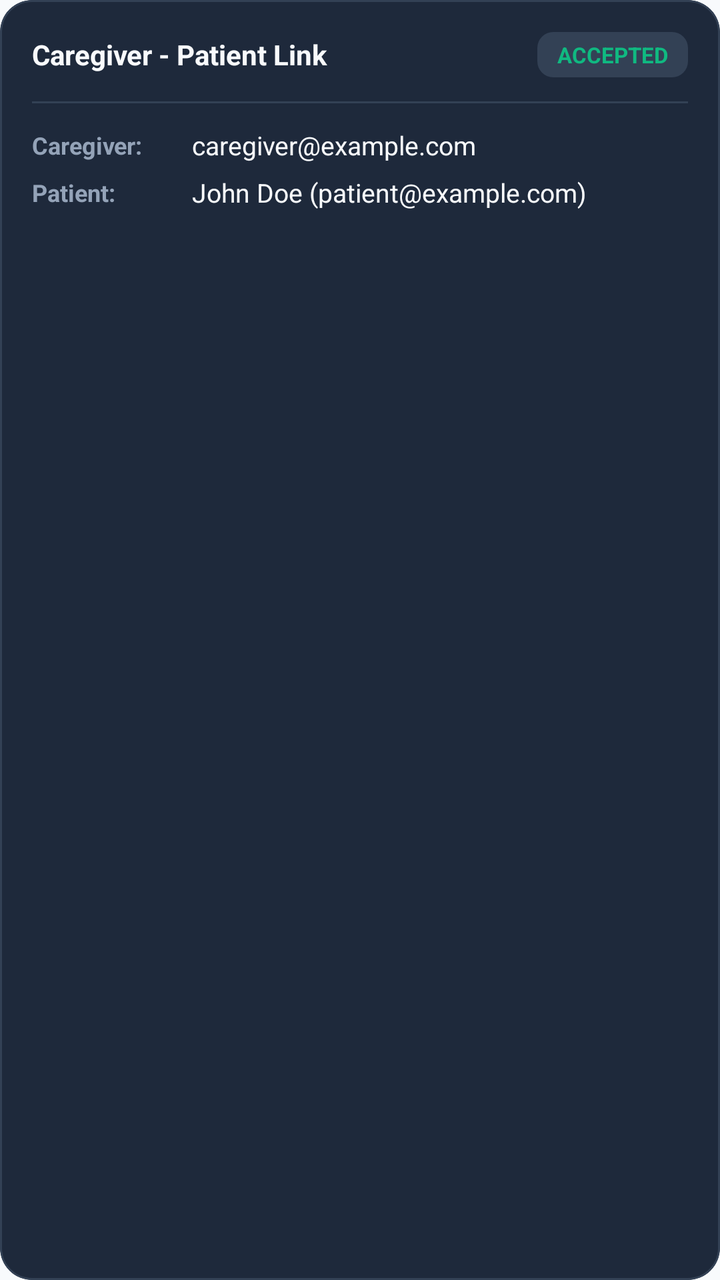
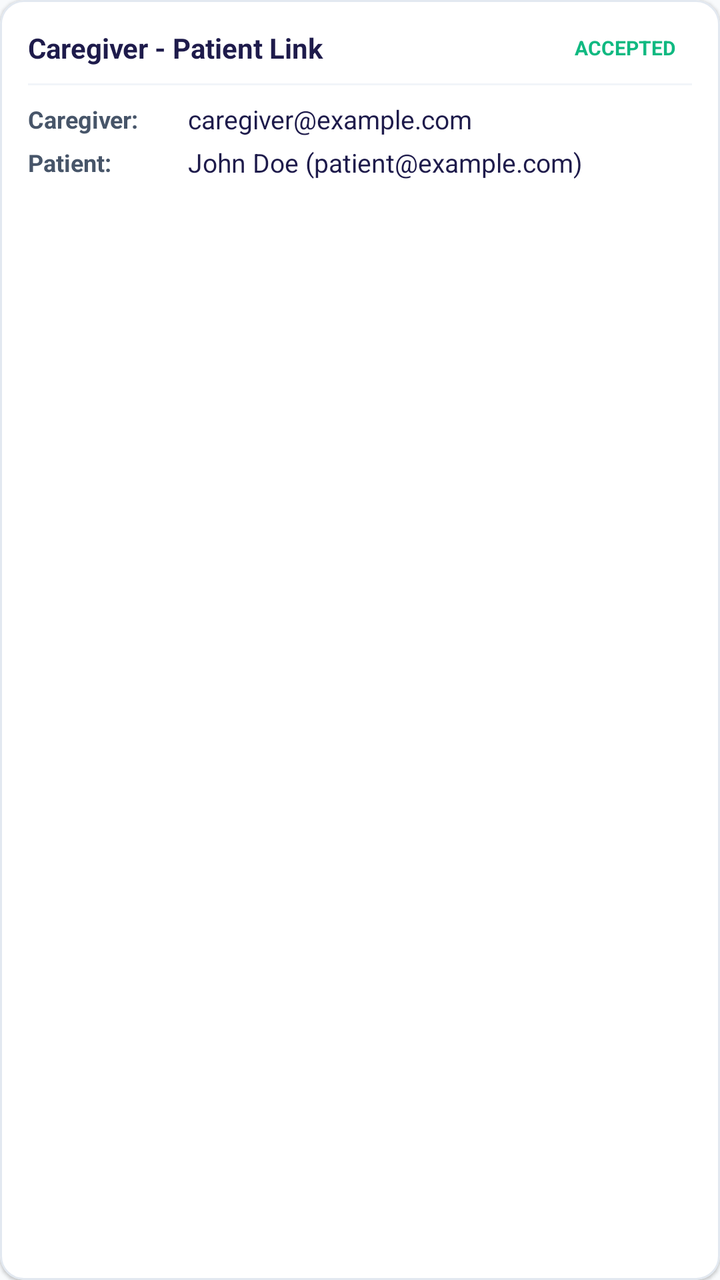

An Android layout rendered at two revisions. The XML below is the earlier revision; the diff shows what the commit changed to produce the second picture.
<!-- AndroidManifest.xml: application theme Theme.SpeechAssistant -->
<!-- res/layout/item_connection_mapping.xml -->
<?xml version="1.0" encoding="utf-8"?>
<com.google.android.material.card.MaterialCardView xmlns:android="http://schemas.android.com/apk/res/android"
    xmlns:app="http://schemas.android.com/apk/res-auto"
    android:layout_width="match_parent"
    android:layout_height="wrap_content"
    android:layout_marginStart="16dp"
    android:layout_marginEnd="16dp"
    android:layout_marginBottom="12dp"
    app:cardCornerRadius="16dp"
    app:cardElevation="0dp"
    app:cardBackgroundColor="@color/caregiver_card"
    app:strokeWidth="1dp"
    app:strokeColor="@color/caregiver_border">

    <LinearLayout
        android:layout_width="match_parent"
        android:layout_height="wrap_content"
        android:orientation="vertical"
        android:padding="16dp">

        <RelativeLayout
            android:layout_width="match_parent"
            android:layout_height="wrap_content">

            
            <TextView
                android:id="@+id/txtConnectionTitle"
                android:layout_width="wrap_content"
                android:layout_height="wrap_content"
                android:text="Caregiver - Patient Link"
                android:textColor="@color/caregiver_text_primary"
                android:textSize="14sp"
                android:textStyle="bold"
                android:layout_alignParentStart="true"
                android:layout_centerVertical="true" />

            
            <TextView
                android:id="@+id/txtConnectionStatus"
                android:layout_width="wrap_content"
                android:layout_height="wrap_content"
                android:layout_alignParentEnd="true"
                android:background="@drawable/bg_caregiver_badge"
                android:paddingHorizontal="10dp"
                android:paddingVertical="4dp"
                android:text="ACCEPTED"
                android:textColor="@color/caregiver_status_active"
                android:textSize="11sp"
                android:textStyle="bold" />
        </RelativeLayout>

        <View
            android:layout_width="match_parent"
            android:layout_height="1dp"
            android:background="@color/caregiver_border"
            android:layout_marginTop="12dp"
            android:layout_marginBottom="12dp" />

        
        <LinearLayout
            android:layout_width="match_parent"
            android:layout_height="wrap_content"
            android:orientation="horizontal"
            android:gravity="center_vertical">

            <TextView
                android:layout_width="80dp"
                android:layout_height="wrap_content"
                android:text="Caregiver:"
                android:textColor="@color/caregiver_text_secondary"
                android:textSize="12sp"
                android:textStyle="bold" />

            <TextView
                android:id="@+id/txtConnectionCaregiver"
                android:layout_width="match_parent"
                android:layout_height="wrap_content"
                android:text="caregiver@example.com"
                android:textColor="@color/caregiver_text_primary"
                android:textSize="13sp" />
        </LinearLayout>

        
        <LinearLayout
            android:layout_width="match_parent"
            android:layout_height="wrap_content"
            android:orientation="horizontal"
            android:gravity="center_vertical"
            android:layout_marginTop="6dp">

            <TextView
                android:layout_width="80dp"
                android:layout_height="wrap_content"
                android:text="Patient:"
                android:textColor="@color/caregiver_text_secondary"
                android:textSize="12sp"
                android:textStyle="bold" />

            <TextView
                android:id="@+id/txtConnectionPatient"
                android:layout_width="match_parent"
                android:layout_height="wrap_content"
                android:text="John Doe (patient@example.com)"
                android:textColor="@color/caregiver_text_primary"
                android:textSize="13sp" />
        </LinearLayout>

    </LinearLayout>
</com.google.android.material.card.MaterialCardView>
<!-- resources referenced by this layout -->
<resources>
  <color name="caregiver_border">#334155</color>
  <color name="caregiver_card">#1E293B</color>
  <color name="caregiver_status_active">#10B981</color>
  <color name="caregiver_text_primary">#F8FAFC</color>
  <color name="caregiver_text_secondary">#94A3B8</color>
  <!-- drawable bg_caregiver_badge (drawable) -->
  <?xml version="1.0" encoding="utf-8"?>
  <shape xmlns:android="http://schemas.android.com/apk/res/android"
      android:shape="rectangle">
      <corners android:radius="8dp" />
      <solid android:color="#334155" />
  </shape>
  <style name="Theme.SpeechAssistant" parent="Theme.MaterialComponents.DayNight.NoActionBar">
          
          <item name="colorPrimary">@color/primary</item>
          <item name="colorPrimaryVariant">@color/primary_dark</item>
          <item name="colorOnPrimary">@android:color/white</item>
          
          <item name="colorSecondary">@color/accent</item>
          <item name="colorSecondaryVariant">@color/accent</item>
          <item name="colorOnSecondary">@android:color/black</item>
          
          <item name="android:statusBarColor">?attr/colorPrimaryVariant</item>
          
          <item name="android:windowBackground">@color/background</item>
      </style>
  <color name="primary">#4F46E5</color>
  <color name="primary_dark">#3730A3</color>
  <color name="accent">#0D9488</color>
  <color name="background">#F8FAFC</color>
</resources>

<!-- the commit's change to res/layout/item_connection_mapping.xml (unified diff, before → after) -->
@@ -6,17 +6,17 @@
     android:layout_marginStart="16dp"
     android:layout_marginEnd="16dp"
     android:layout_marginBottom="12dp"
-    app:cardCornerRadius="16dp"
-    app:cardElevation="0dp"
-    app:cardBackgroundColor="@color/caregiver_card"
+    app:cardCornerRadius="12dp"
+    app:cardElevation="1dp"
+    app:cardBackgroundColor="@color/surface"
     app:strokeWidth="1dp"
-    app:strokeColor="@color/caregiver_border">
+    app:strokeColor="#E2E8F0">
 
     <LinearLayout
         android:layout_width="match_parent"
         android:layout_height="wrap_content"
         android:orientation="vertical"
-        android:padding="16dp">
+        android:padding="14dp">
 
         <RelativeLayout
             android:layout_width="match_parent"
@@ -28,7 +28,7 @@
                 android:layout_width="wrap_content"
                 android:layout_height="wrap_content"
                 android:text="Caregiver - Patient Link"
-                android:textColor="@color/caregiver_text_primary"
+                android:textColor="@color/text_primary"
                 android:textSize="14sp"
                 android:textStyle="bold"
                 android:layout_alignParentStart="true"
@@ -40,21 +40,21 @@
                 android:layout_width="wrap_content"
                 android:layout_height="wrap_content"
                 android:layout_alignParentEnd="true"
-                android:background="@drawable/bg_caregiver_badge"
-                android:paddingHorizontal="10dp"
-                android:paddingVertical="4dp"
+                android:background="@drawable/bg_badge"
+                android:paddingHorizontal="8dp"
+                android:paddingVertical="3dp"
                 android:text="ACCEPTED"
-                android:textColor="@color/caregiver_status_active"
-                android:textSize="11sp"
+                android:textColor="#10B981"
+                android:textSize="10sp"
                 android:textStyle="bold" />
         </RelativeLayout>
 
         <View
             android:layout_width="match_parent"
             android:layout_height="1dp"
-            android:background="@color/caregiver_border"
-            android:layout_marginTop="12dp"
-            android:layout_marginBottom="12dp" />
+            android:background="#F1F5F9"
+            android:layout_marginTop="8dp"
+            android:layout_marginBottom="8dp" />
 
         
         <LinearLayout
@@ -67,7 +67,7 @@
                 android:layout_width="80dp"
                 android:layout_height="wrap_content"
                 android:text="Caregiver:"
-                android:textColor="@color/caregiver_text_secondary"
+                android:textColor="@color/text_secondary"
                 android:textSize="12sp"
                 android:textStyle="bold" />
 
@@ -76,7 +76,7 @@
                 android:layout_width="match_parent"
                 android:layout_height="wrap_content"
                 android:text="caregiver@example.com"
-                android:textColor="@color/caregiver_text_primary"
+                android:textColor="@color/text_primary"
                 android:textSize="13sp" />
         </LinearLayout>
 
@@ -86,13 +86,13 @@
             android:layout_height="wrap_content"
             android:orientation="horizontal"
             android:gravity="center_vertical"
-            android:layout_marginTop="6dp">
+            android:layout_marginTop="4dp">
 
             <TextView
                 android:layout_width="80dp"
                 android:layout_height="wrap_content"
                 android:text="Patient:"
-                android:textColor="@color/caregiver_text_secondary"
+                android:textColor="@color/text_secondary"
                 android:textSize="12sp"
                 android:textStyle="bold" />
 
@@ -101,7 +101,7 @@
                 android:layout_width="match_parent"
                 android:layout_height="wrap_content"
                 android:text="John Doe (patient@example.com)"
-                android:textColor="@color/caregiver_text_primary"
+                android:textColor="@color/text_primary"
                 android:textSize="13sp" />
         </LinearLayout>
 
<!-- resource entries referenced after the edit -->
@@ -1,16 +1,14 @@
 <!-- resources referenced by this layout -->
 <resources>
-  <color name="caregiver_border">#334155</color>
-  <color name="caregiver_card">#1E293B</color>
-  <color name="caregiver_status_active">#10B981</color>
-  <color name="caregiver_text_primary">#F8FAFC</color>
-  <color name="caregiver_text_secondary">#94A3B8</color>
-  <!-- drawable bg_caregiver_badge (drawable) -->
+  <color name="surface">#FFFFFF</color>
+  <color name="text_primary">#1E1B4B</color>
+  <color name="text_secondary">#475569</color>
+  <!-- drawable bg_badge (drawable) -->
   <?xml version="1.0" encoding="utf-8"?>
   <shape xmlns:android="http://schemas.android.com/apk/res/android"
       android:shape="rectangle">
-      <corners android:radius="8dp" />
-      <solid android:color="#334155" />
+      <corners android:radius="12dp" />
+      <solid android:color="@android:color/white" />
   </shape>
   <style name="Theme.SpeechAssistant" parent="Theme.MaterialComponents.DayNight.NoActionBar">
           
